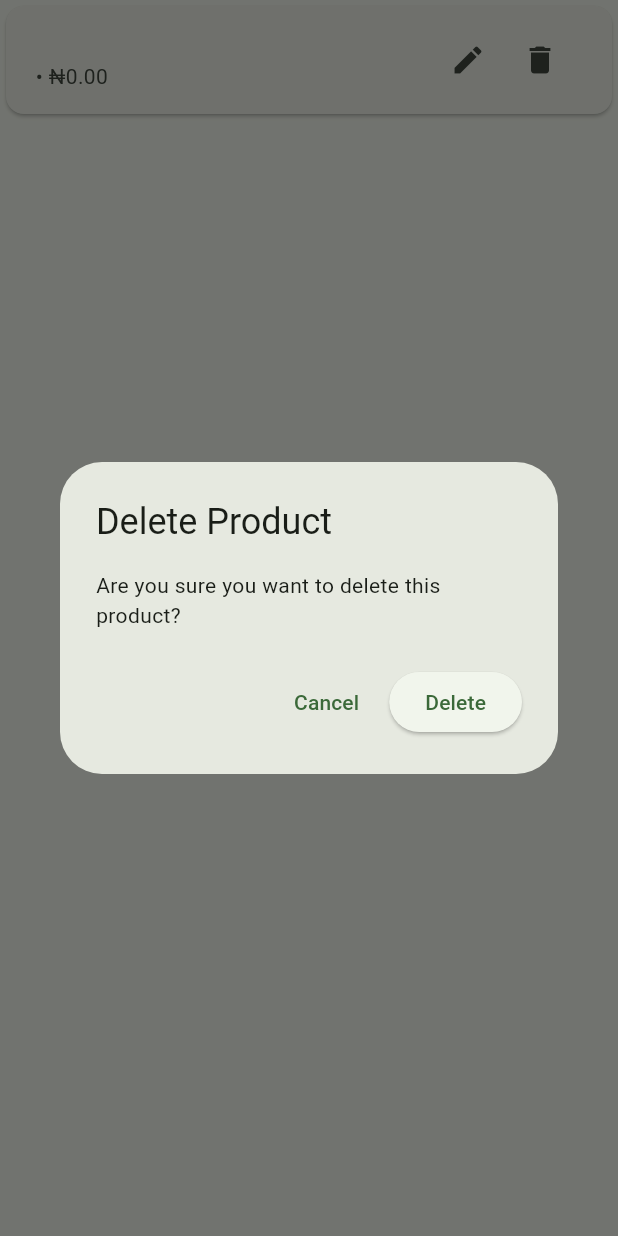
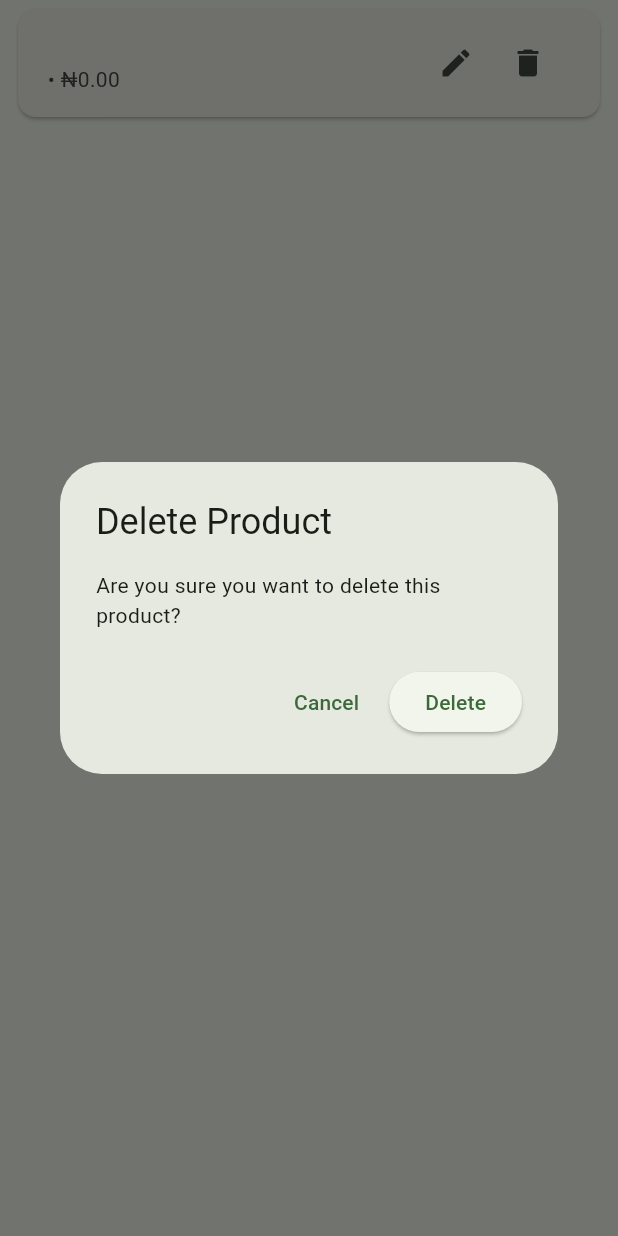
Before and after one commit to elrider-stack/pricebook, a Flutter app: the ProductTile widget shown alone on an empty page, opened directly with empty values, after a tap on the "delete" icon, on a phone screen of 412 x 824 dp. Run offline on Flutter 3.47's test engine with Material 3 defaults, Android fonts, the phone set to English and light mode, and no system bars; our stand-ins replace sqflite; accounts and stored records are empty.

Commit message:
Add delete confirmation dialog

```diff
--- a/lib/widgets/product_tile.dart
+++ b/lib/widgets/product_tile.dart
@@ -6,7 +6,7 @@ import '../screens/add_product_screen.dart';
 
 class ProductTile extends StatelessWidget {
   final Product product;
-  final VoidCallback onRefresh;
+  final Future<void> Function() onRefresh;
 
   const ProductTile({
     super.key,
@@ -14,10 +14,11 @@ class ProductTile extends StatelessWidget {
     required this.onRefresh,
   });
 
-  Future<void> deleteProduct(BuildContext context) async {
+  Future<void> _deleteProduct(BuildContext context) async {
     final confirm = await showDialog<bool>(
       context: context,
-      builder: (_) => AlertDialog(
+      builder: (context) {
+        return AlertDialog(
           title: const Text('Delete Product'),
           content: const Text('Are you sure you want to delete this product?'),
           actions: [
@@ -30,18 +31,27 @@ class ProductTile extends StatelessWidget {
               child: const Text('Delete'),
             ),
           ],
-      ),
+        );
+      },
     );
 
-    if (confirm == true) {
+    if (confirm != true) return;
+
     await DatabaseHelper.instance.deleteProduct(product.id!);
-      onRefresh();
-    }
+
+    await onRefresh();
+
+    if (!context.mounted) return;
+
+    ScaffoldMessenger.of(
+      context,
+    ).showSnackBar(const SnackBar(content: Text('Product deleted')));
   }
 
   @override
   Widget build(BuildContext context) {
     return Card(
+      margin: const EdgeInsets.symmetric(horizontal: 12, vertical: 6),
       child: ListTile(
         title: Text(product.name),
         subtitle: Text(
@@ -59,12 +69,13 @@ class ProductTile extends StatelessWidget {
                     builder: (_) => AddProductScreen(product: product),
                   ),
                 );
-                onRefresh();
+
+                await onRefresh();
               },
             ),
             IconButton(
               icon: const Icon(Icons.delete),
-              onPressed: () => deleteProduct(context),
+              onPressed: () => _deleteProduct(context),
             ),
           ],
         ),
```
Lines whose indentation alone changed are shown as unchanged.
